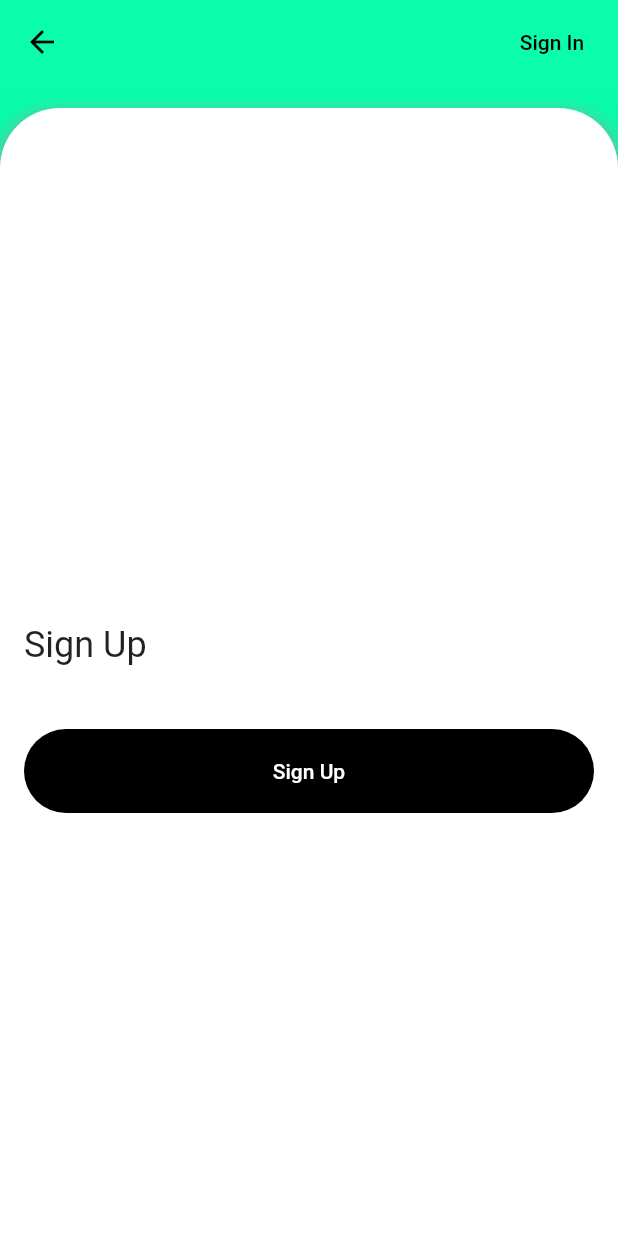
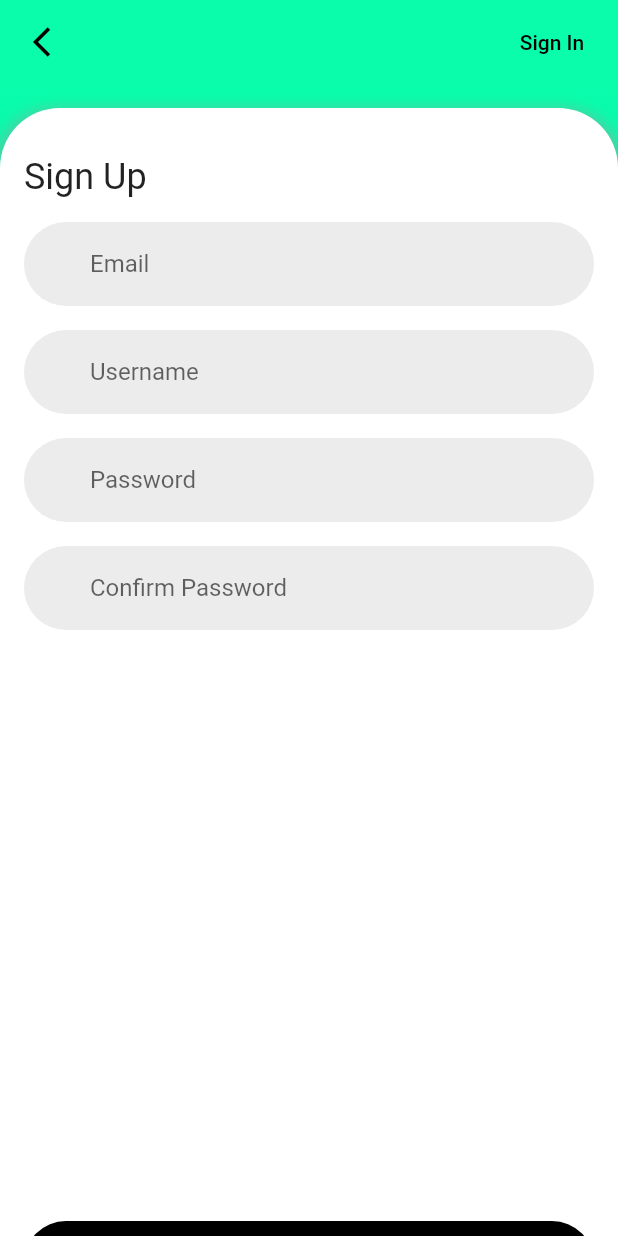
Before and after one commit to wit-id/Platter-Tutorial, a Flutter app: the screen it shows after launch, after a tap on "SIGN UP", on a phone screen of 412 x 824 dp. Run offline on Flutter 3.47's test engine with Material 2 defaults, Android fonts, the phone set to English and light mode, and no system bars.

Commit message:
done all layout auth

```diff
--- a/lib/Login/login_screen.dart
+++ b/lib/Login/login_screen.dart
@@ -9,6 +9,10 @@ class LoginScreen extends StatelessWidget {
     return Scaffold(
       appBar: AppBar(
         elevation: 0,
+        leading: IconButton(
+          icon: Icon(Icons.arrow_back_ios_outlined, color: Colors.black),
+          onPressed: () => Navigator.of(context).pop(),
+        ),
         actions: [
           FlatButton(
             textColor: colorBlack,
--- a/lib/Register/components/background.dart
+++ b/lib/Register/components/background.dart
@@ -12,21 +12,20 @@ class Background extends StatelessWidget {
   Widget build(BuildContext context) {
     Size size = MediaQuery.of(context).size;
     return Container(
-      height: size.height,
+     height: size.height,
       width: double.infinity,
       child: Stack(
+        alignment: Alignment.bottomCenter,
         children: <Widget>[
-          Positioned.fill(
-            child: Container(
-              decoration: BoxDecoration(
+          Container(
+            decoration: BoxDecoration(
               gradient: LinearGradient(
                   begin: Alignment.topCenter,
                   end: Alignment.bottomCenter,
                   colors: [colorGreenLight, colorGreenDark]),
-              ),
-              child: child,
-            ),
-          )
+              )
+          ),
+          child
         ],
       ),
     );
--- a/lib/Register/components/body.dart
+++ b/lib/Register/components/body.dart
@@ -2,6 +2,8 @@ import 'package:flutter/material.dart';
 import 'package:test_flutter/Register/components/background.dart';
 import 'package:test_flutter/Splash/splash_screen.dart';
 import 'package:test_flutter/widget/rounded_button_wide.dart';
+import 'package:test_flutter/widget/rounded_input_field.dart';
+import 'package:test_flutter/widget/rounded_password_field.dart';
 
 class Body extends StatelessWidget {
   const Body({
@@ -10,12 +12,13 @@ class Body extends StatelessWidget {
 
   _showModalBottomSheet(context) {
     return Container(
-      height: MediaQuery.of(context).copyWith().size.height,
+      height: MediaQuery.of(context).size.height,
       width: double.infinity,
       margin: EdgeInsets.only(top: 16),
       color: Colors.transparent, //could change this to Color(0xFF737373),
       //so you don't have to change MaterialApp canvasColor
       child: Container(
+          padding: EdgeInsets.only(top: 16),
           decoration: BoxDecoration(
               color: Colors.white,
               borderRadius: BorderRadius.only(
@@ -30,9 +33,8 @@ class Body extends StatelessWidget {
                 ),
               ]),
           child: Column(
-            mainAxisAlignment: MainAxisAlignment.center,
             crossAxisAlignment: CrossAxisAlignment.start,
-            children: <Widget>[
+            children: [
               Container(
                 child: Text(
                   "Sign Up",
@@ -42,11 +44,38 @@ class Body extends StatelessWidget {
                 margin: EdgeInsets.all(16.0),
               ),
               Container(
-                child: Center(
-                  child: RoundedButtonWide(
+                margin: EdgeInsets.only(left: 16, right: 16, bottom: 16),
+                child: RoundedInputField(
+                  hintText: "Email",
+                  onChanged: (value) {},
+                ),
+              ),
+              Container(
+                margin: EdgeInsets.only(left: 16, right: 16, bottom: 16),
+                child: RoundedInputField(
+                  hintText: "Username",
+                  onChanged: (value) {},
+                ),
+              ),
+              Container(
+                margin: EdgeInsets.only(left: 16, right: 16, bottom: 16),
+                child: RoundedPasswordField(
+                  hintText: "Password",
+                  onChanged: (value) {},
+                ),
+              ),
+              Container(
+                margin: EdgeInsets.only(left: 16, right: 16),
+                child: RoundedPasswordField(
+                  hintText: "Confirm Password",
+                  onChanged: (value) {},
+                ),
+              ),
+              Spacer(),
+              RoundedButtonWide(
                 text: "Sign Up",
                 press: () {
-                      Navigator.push(
+                  Navigator.pushReplacement(
                     context,
                     MaterialPageRoute(
                       builder: (context) => SplashScreen(),
@@ -54,8 +83,6 @@ class Body extends StatelessWidget {
                   );
                 },
               ),
-                ),
-              )
             ],
           )),
     );
@@ -66,7 +93,7 @@ class Body extends StatelessWidget {
     return Background(
       child: SingleChildScrollView(
         child: Column(
-          children: <Widget>[_showModalBottomSheet(context)],
+          children: [_showModalBottomSheet(context)],
         ),
       ),
     );
--- a/lib/Register/register_screen.dart
+++ b/lib/Register/register_screen.dart
@@ -9,20 +9,23 @@ class RegisterScreen extends StatelessWidget {
     return Scaffold(
       appBar: AppBar(
         elevation: 0,
+        leading: IconButton(
+          icon: Icon(Icons.arrow_back_ios_outlined, color: Colors.black),
+          onPressed: () => Navigator.of(context).pop(),
+        ),
         actions: [
           FlatButton(
             textColor: colorBlack,
             onPressed: () {
-              Navigator.push(
-                context,
-                MaterialPageRoute(builder: (context) => LoginScreen())
-              );
+              Navigator.push(context,
+                  MaterialPageRoute(builder: (context) => LoginScreen()));
             },
             child: Text("Sign In"),
             shape: CircleBorder(side: BorderSide(color: Colors.transparent)),
           )
         ],
       ),
+      resizeToAvoidBottomPadding: false,
       body: Body(),
     );
   }
--- a/lib/Welcome/components/background.dart
+++ b/lib/Welcome/components/background.dart
@@ -16,19 +16,6 @@ class Background extends StatelessWidget {
       child: Stack(
         alignment: Alignment.bottomCenter,
         children: <Widget>[
-          Positioned(
-              width: MediaQuery.of(context)
-                  .size
-                  .width, //TRY TO CHANGE THIS **0.30** value to achieve your goal
-              child: Container(
-                margin: EdgeInsets.all(8),
-                child: Column(
-                    mainAxisAlignment: MainAxisAlignment.center,
-                    children: <Widget>[
-                      Image.asset('assets/images/flask.png', scale: 1.5),
-                      SizedBox(height: size.height * 0.5)
-                    ]),
-              )),
           child,
         ],
       ),
--- a/lib/Welcome/components/body.dart
+++ b/lib/Welcome/components/body.dart
@@ -95,8 +95,15 @@ class Body extends StatelessWidget {
     return Background(
       child: SingleChildScrollView(
         child: Column(
-          children: <Widget>[
-            SizedBox(height: size.height * 0.5),
+          children: [
+            Container(
+                margin: EdgeInsets.all(8),
+                padding: EdgeInsets.only(bottom: 16),
+                child: Column(
+                    children: <Widget>[
+                      Image.asset('assets/images/flask.png', scale: 1.5),
+                    ]),
+              ),
             _showModalBottomSheet(context)
           ],
         ),
--- a/lib/constant.dart
+++ b/lib/constant.dart
@@ -2,5 +2,6 @@ import 'package:flutter/material.dart';
 
 const colorGreenLight = Color(0xFF09FDAB);
 const colorGreenDark = Color(0xFF03B69C);
-const colorGrey = Color(0xff0000003B);
+const colorGreyDark = Color(0xffAFAFAF);
+const colorGreyLight = Color(0xffECECEC);
 const colorBlack = Color(0xff000000);
--- a/lib/widget/rounded_input_field.dart
+++ b/lib/widget/rounded_input_field.dart
@@ -18,11 +18,11 @@ class RoundedInputField extends StatelessWidget {
     return TextFieldContainer(
       child: TextField(
         onChanged: onChanged,
-        cursorColor: colorGreenLight,
+        cursorColor: colorGreyLight,
         decoration: InputDecoration(
           icon: Icon(
             icon,
-            color: colorGreenLight,
+            color: colorGreyLight,
           ),
           hintText: hintText,
           border: InputBorder.none,
--- a/lib/widget/rounded_password_field.dart
+++ b/lib/widget/rounded_password_field.dart
@@ -3,9 +3,11 @@ import 'package:test_flutter/widget/text_field_container.dart';
 import 'package:test_flutter/constant.dart';
 
 class RoundedPasswordField extends StatelessWidget {
+  final String hintText;
   final ValueChanged<String> onChanged;
   const RoundedPasswordField({
     Key key,
+    this.hintText,
     this.onChanged,
   }) : super(key: key);
 
@@ -15,16 +17,12 @@ class RoundedPasswordField extends StatelessWidget {
       child: TextField(
         obscureText: true,
         onChanged: onChanged,
-        cursorColor: colorGreenLight,
+        cursorColor: colorGreyLight,
         decoration: InputDecoration(
-          hintText: "Password",
+          hintText: hintText,
           icon: Icon(
             Icons.lock,
-            color: colorGreenLight,
-          ),
-          suffixIcon: Icon(
-            Icons.visibility,
-            color: colorGreenLight,
+            color: colorGreyLight,
           ),
           border: InputBorder.none,
         ),
--- a/lib/widget/text_field_container.dart
+++ b/lib/widget/text_field_container.dart
@@ -12,11 +12,10 @@ class TextFieldContainer extends StatelessWidget {
   Widget build(BuildContext context) {
     Size size = MediaQuery.of(context).size;
     return Container(
-      margin: EdgeInsets.symmetric(vertical: 10),
-      padding: EdgeInsets.symmetric(horizontal: 20, vertical: 5),
-      width: size.width * 0.8,
+      padding: EdgeInsets.all(4),
+      width: size.width,
       decoration: BoxDecoration(
-        color: colorGreenLight,
+        color: colorGreyLight,
         borderRadius: BorderRadius.circular(29),
       ),
       child: child,
```
Also changed, not shown: lib/Login/components/body.dart (+37 -2 lines). Lines whose indentation alone changed are shown as unchanged.
